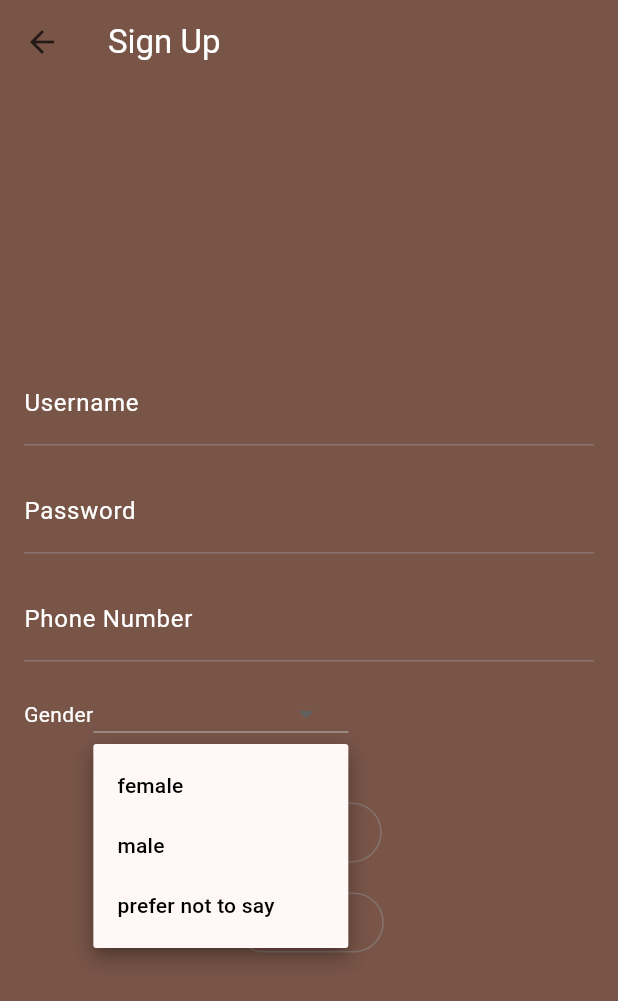
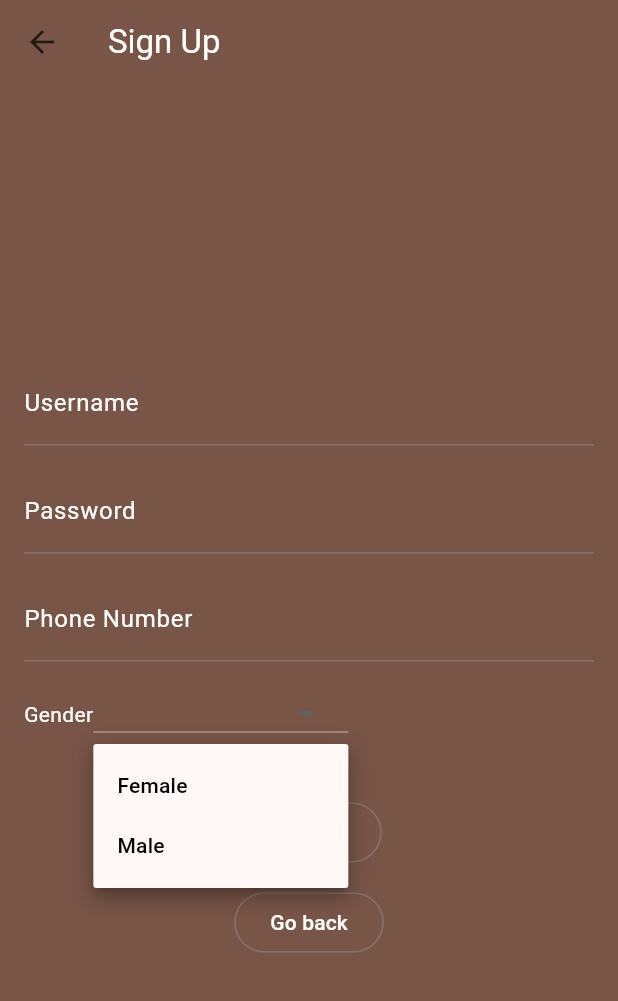
Before and after one commit to saja-massimi/medimind, a Flutter app: the sign_up screen opened directly, after a tap on the "arrow drop down" icon, on a phone screen of 412 x 824 dp. Shown: the top 1001 px of the screen. Run offline on Flutter 3.47's test engine with Material 3 defaults, Android fonts, the phone set to English and light mode, and no system bars; drawn by our look-alikes of dropdown_button2.

Commit message:
gend thingy

```diff
--- a/lib/sign_up.dart
+++ b/lib/sign_up.dart
@@ -2,7 +2,7 @@ import 'package:dropdown_button2/dropdown_button2.dart';
 import 'package:flutter/material.dart';
 import 'package:medi_mind/home.dart';
 
-final List<String> Gender = ['female', 'male', 'prefer not to say'];
+final List<String> Gender = ['Female', 'Male'];
 String? selectedValue;
 
 // ignore: camel_case_types
```
